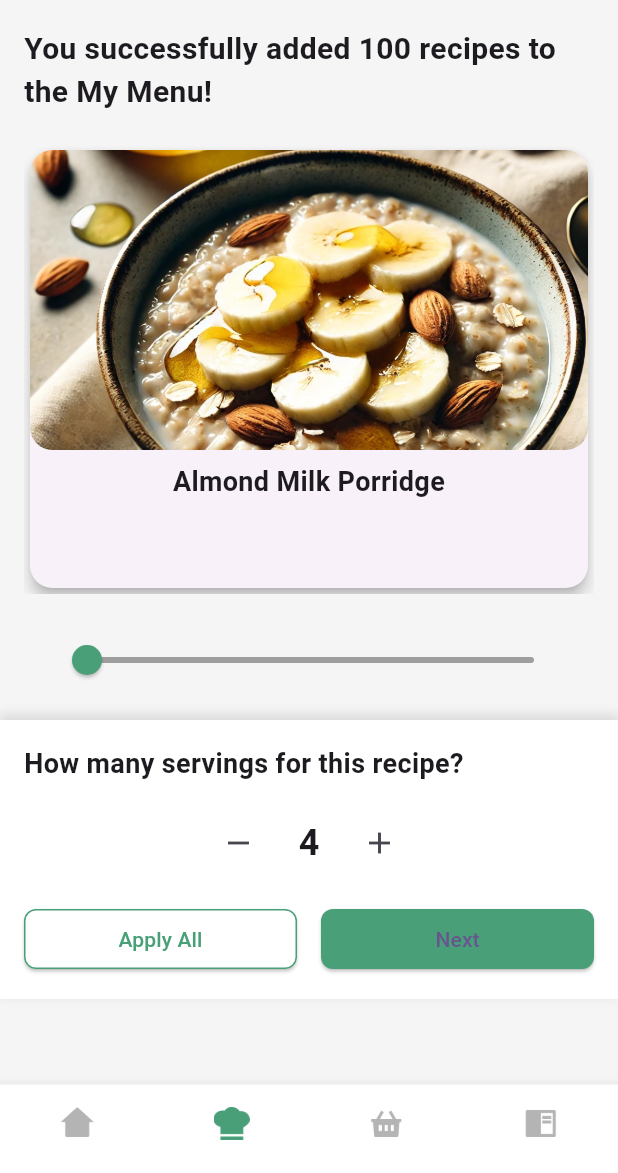
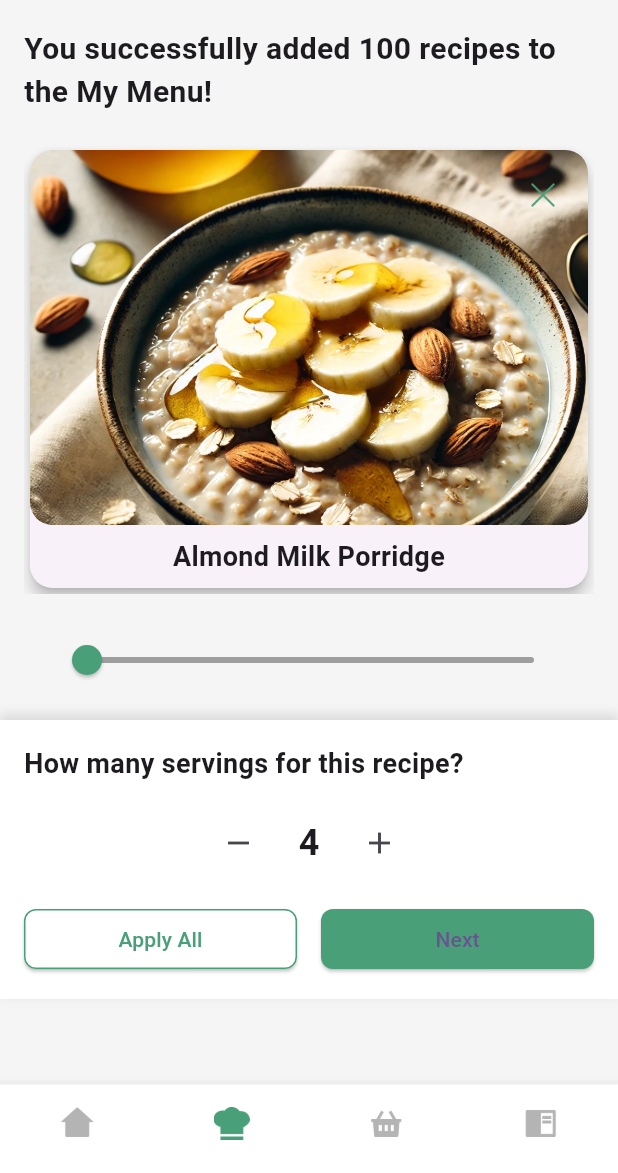
Before and after one commit to aadityayadav17/binarybandits, a Flutter app: the RecipeOverviewScreen screen opened directly, on a phone screen of 412 x 824 dp, the part 63-1236 px from its top. Run offline on Flutter 3.47's test engine with Material 3 defaults, Android fonts, the phone set to English and light mode, and no system bars; our stand-ins replace country_code_picker, dropdown_button2, firebase_core, google_fonts; accounts and stored records are empty.

Commit message:
Recipe Overview (12/n) - Added Reject Button to Recipe Image

```diff
--- a/lib/screens/recipe_overview_screen.dart
+++ b/lib/screens/recipe_overview_screen.dart
@@ -96,7 +96,9 @@ class _RecipeOverviewScreenState extends State<RecipeOverviewScreen> {
                             itemCount: _recipes.length,
                             itemBuilder: (context, index) {
                               final recipe = _recipes[index];
-                              return Card(
+                              return Stack(
+                                children: [
+                                  Card(
                                     elevation: 4,
                                     shape: RoundedRectangleBorder(
                                       borderRadius: BorderRadius.circular(15),
@@ -104,24 +106,26 @@ class _RecipeOverviewScreenState extends State<RecipeOverviewScreen> {
                                     child: Column(
                                       children: [
                                         ClipRRect(
-                                      borderRadius: BorderRadius.circular(15),
+                                          borderRadius:
+                                              BorderRadius.circular(15),
                                           child: Image.asset(
-                                        recipe.image, // Use the recipe image
+                                            recipe
+                                                .image, // Use the recipe image
                                             fit: BoxFit.cover,
                                             width: double.infinity,
                                             height:
-                                            200, // Adjust the height for the image
+                                                250, // Adjust the height for the image
                                           ),
                                         ),
                                         const SizedBox(
                                             height:
                                                 8), // Add some space between the image and name
-                                    // Display the recipe name below the image
                                         Padding(
                                           padding: const EdgeInsets.symmetric(
-                                          horizontal: 16.0),
+                                              horizontal: 4.0),
                                           child: Text(
-                                        recipe.name, // Display the recipe name
+                                            recipe
+                                                .name, // Display the recipe name
                                             textAlign: TextAlign.center,
                                             style: const TextStyle(
                                               fontSize: 18,
@@ -131,6 +135,45 @@ class _RecipeOverviewScreenState extends State<RecipeOverviewScreen> {
                                         ),
                                       ],
                                     ),
+                                  ),
+                                  // Positioned reject button
+                                  Positioned(
+                                    top: 10,
+                                    right: 10,
+                                    child: IconButton(
+                                      icon: Image.asset(
+                                        'assets/icons/screens/recipe_overview_screen/cross.png',
+                                        width: 16,
+                                        height: 16,
+                                      ),
+                                      onPressed: () {
+                                        setState(() {
+                                          // Check if this is the last recipe
+                                          if (index == _recipes.length - 1 &&
+                                              _recipes.length > 1) {
+                                            // If it's the last recipe, set current index to the previous one
+                                            _currentRecipeIndex =
+                                                _currentRecipeIndex - 1;
+                                          } else if (_recipes.length > 1) {
+                                            // Otherwise, move to the next recipe (if available)
+                                            _currentRecipeIndex =
+                                                (_currentRecipeIndex + 1) %
+                                                    _recipes.length;
+                                          }
+
+                                          // Remove the recipe from the list
+                                          _recipes.removeAt(index);
+
+                                          // After removing the recipe, ensure the page controller stays updated
+                                          if (_recipes.isNotEmpty) {
+                                            _pageController?.jumpToPage(
+                                                _currentRecipeIndex);
+                                          }
+                                        });
+                                      },
+                                    ),
+                                  ),
+                                ],
                               );
                             },
                           ),
--- a/pubspec.yaml
+++ b/pubspec.yaml
@@ -86,6 +86,7 @@ flutter:
     - assets/icons/screens/log_screen/eye-open.png
     - assets/icons/screens/profile/dropdown-off-display.png
     - assets/icons/screens/profile/dropdown-on-display.png
+    - assets/icons/screens/recipe_overview_screen/cross.png
     - assets/icons/screens/recipe_selection_screen/calories.png
     - assets/icons/screens/recipe_selection_screen/cooking-difficulty-easy.png
     - assets/icons/screens/recipe_selection_screen/cooking-difficulty-hard.png
```
Also changed, not shown: assets/icons/screens/recipe_overview_screen/cross.png (added). Lines whose indentation alone changed are shown as unchanged.
